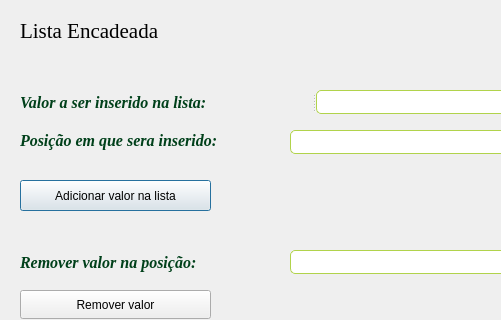
Before: the Qt Designer form forms/listaenc.ui in Marrquito/ProjetoFinalED, drawn with Qt 5; both pictures show x 0 to 501 and y 0 to 320 of the 1152 by 480 pixel window.
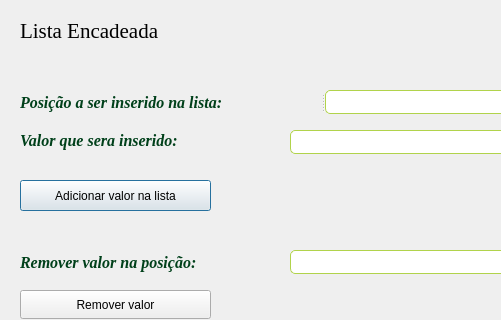
After: the same form once the commit is applied.

The edit to the form file:
```diff
--- a/forms/listaenc.ui
+++ b/forms/listaenc.ui
@@ -60,7 +60,7 @@
      <string notr="true">color: #00401A;</string>
     </property>
     <property name="text">
-     <string>Valor a ser inserido na lista:</string>
+     <string>Posição a ser inserido na lista:</string>
     </property>
    </widget>
    <widget class="QLineEdit" name="txt_value">
@@ -150,7 +150,7 @@
     <string notr="true">color: #00401A;</string>
    </property>
    <property name="text">
-    <string>Posição em que sera inserido:</string>
+    <string>Valor que sera inserido:</string>
    </property>
   </widget>
   <widget class="QLineEdit" name="txt_pos">
```
